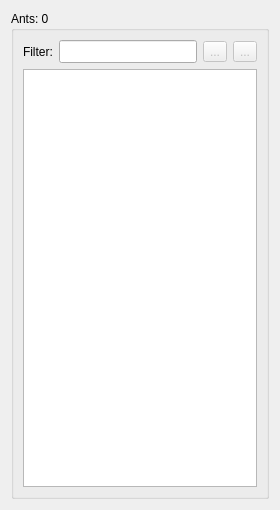
Old version of the form src/fort-studio/AntListWidget.ui in the repository formicidae-tracker/studio.
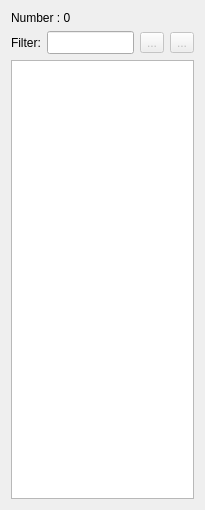
New version of the form. Icons and pictures are not drawn.

```diff
--- a/src/fort-studio/AntListWidget.ui
+++ b/src/fort-studio/AntListWidget.ui
@@ -6,35 +6,15 @@
    <rect>
     <x>0</x>
     <y>0</y>
-    <width>280</width>
+    <width>205</width>
     <height>510</height>
    </rect>
   </property>
   <property name="windowTitle">
    <string>Form</string>
   </property>
-  <layout class="QVBoxLayout" name="verticalLayout">
-   <item>
-    <widget class="QGroupBox" name="groupBox">
-     <property name="title">
-      <string>Ants: 0</string>
-     </property>
-     <layout class="QGridLayout" name="gridLayout">
-      <item row="0" column="2">
-       <widget class="QToolButton" name="addButton">
-        <property name="enabled">
-         <bool>false</bool>
-        </property>
-        <property name="text">
-         <string>...</string>
-        </property>
-        <property name="icon">
-         <iconset theme="list-add">
-          <normaloff>.</normaloff>.</iconset>
-        </property>
-       </widget>
-      </item>
-      <item row="0" column="1">
+  <layout class="QGridLayout" name="gridLayout_2">
+   <item row="1" column="1">
        <widget class="QLineEdit" name="filterEdit">
         <property name="font">
          <font>
@@ -43,28 +23,7 @@
         </property>
        </widget>
       </item>
-      <item row="0" column="0">
-       <widget class="QLabel" name="filterLabel">
-        <property name="text">
-         <string>Filter:</string>
-        </property>
-       </widget>
-      </item>
-      <item row="0" column="3">
-       <widget class="QToolButton" name="removeButton">
-        <property name="enabled">
-         <bool>false</bool>
-        </property>
-        <property name="text">
-         <string>...</string>
-        </property>
-        <property name="icon">
-         <iconset theme="list-remove">
-          <normaloff>.</normaloff>.</iconset>
-        </property>
-       </widget>
-      </item>
-      <item row="1" column="0" colspan="4">
+   <item row="2" column="0" colspan="4">
        <widget class="QListWidget" name="listWidget">
         <property name="font">
          <font>
@@ -79,7 +38,46 @@
         </property>
        </widget>
       </item>
-     </layout>
+   <item row="1" column="3">
+    <widget class="QToolButton" name="removeButton">
+     <property name="enabled">
+      <bool>false</bool>
+     </property>
+     <property name="text">
+      <string>...</string>
+     </property>
+     <property name="icon">
+      <iconset theme="list-remove">
+       <normaloff>.</normaloff>.</iconset>
+     </property>
+    </widget>
+   </item>
+   <item row="1" column="2">
+    <widget class="QToolButton" name="addButton">
+     <property name="enabled">
+      <bool>false</bool>
+     </property>
+     <property name="text">
+      <string>...</string>
+     </property>
+     <property name="icon">
+      <iconset theme="list-add">
+       <normaloff>.</normaloff>.</iconset>
+     </property>
+    </widget>
+   </item>
+   <item row="1" column="0">
+    <widget class="QLabel" name="filterLabel">
+     <property name="text">
+      <string>Filter:</string>
+     </property>
+    </widget>
+   </item>
+   <item row="0" column="0" colspan="4">
+    <widget class="QLabel" name="antLabel">
+     <property name="text">
+      <string>Number : 0</string>
+     </property>
     </widget>
    </item>
   </layout>
```
Lines whose indentation alone changed are shown as unchanged.
